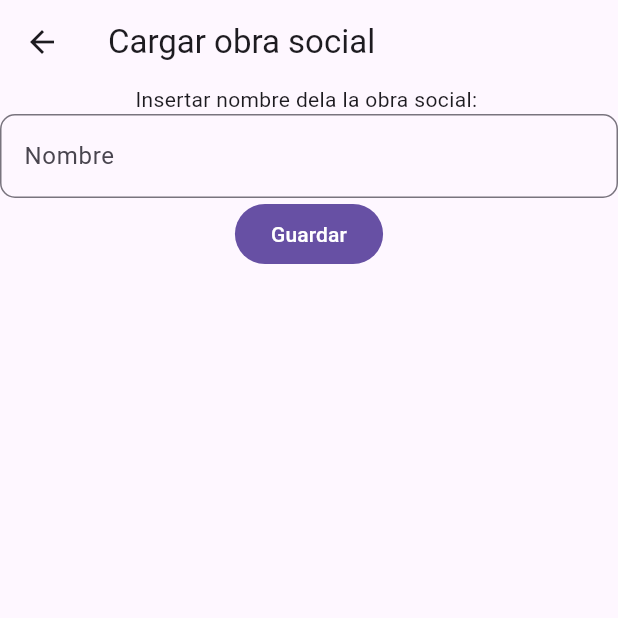
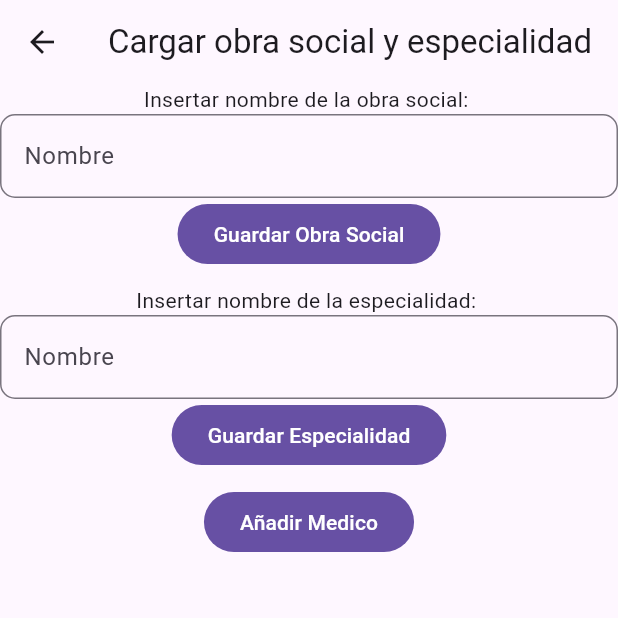
Before and after one commit to Sixela33/AutoGuard, a Flutter app: the screen it shows after launch, after a tap on "agregarObraSocial", on a phone screen of 412 x 824 dp, the top half of it. Run offline on Flutter 3.47's test engine with Material 3 defaults, Android fonts, the phone set to English and light mode, and no system bars; our stand-ins replace cloud_firestore, firebase_auth, firebase_core, flutter_dotenv, flutter_riverpod, go_router; missing offline and left inert: dart_openai; accounts and stored records are empty; network calls fail.

Commit message:
Agregando funcionalidades

```diff
--- a/lib/core/appRouter.dart
+++ b/lib/core/appRouter.dart
@@ -1,5 +1,6 @@
 import 'package:autoguard/presentation/screens/AgregarNevaObraSocial.dart';
 import 'package:autoguard/presentation/screens/AgregarObraSocialUsuario.dart';
+import 'package:autoguard/presentation/screens/ConsultarEspecialista.dart';
 import 'package:autoguard/presentation/screens/HomeScreen.dart';
 import 'package:autoguard/presentation/screens/LoginScreen.dart';
 import 'package:autoguard/presentation/screens/RegistrationScreen.dart';
@@ -28,5 +29,10 @@ final appRouter = GoRouter(
       path: '/login',
       builder: (context, state) => LoginScreen(),
     ),
-  ]
+    GoRoute(
+      path: '/especialista',
+      builder: (context, state) => ConsultarEspecialista()
+    )
+  ],
+
 );
--- a/lib/core/menu/menu_items.dart
+++ b/lib/core/menu/menu_items.dart
@@ -28,5 +28,11 @@ const List<MenuItem> menuItems = [
     icon: Icons.movie,
     link: '/login'
   ),
+  MenuItem(
+    title: "Consultar especialista",
+    subtitle: "Ya tu sabes",
+    icon: Icons.movie,
+    link: '/especialista'
+  ),
 
 ];
--- a/lib/main.dart
+++ b/lib/main.dart
@@ -1,14 +1,21 @@
 import 'package:autoguard/core/appRouter.dart';
+import 'package:dart_openai/dart_openai.dart';
 import 'package:flutter/material.dart';
 import 'package:firebase_core/firebase_core.dart';
+import 'package:flutter_dotenv/flutter_dotenv.dart';
 import 'package:flutter_riverpod/flutter_riverpod.dart';
 import 'firebase_options.dart';
 
 Future<void> main() async {
   WidgetsFlutterBinding.ensureInitialized();
+
+  await dotenv.load();
   await Firebase.initializeApp(
     options: DefaultFirebaseOptions.currentPlatform,
   );
+
+  OpenAI.apiKey = dotenv.env['OPEN_AI_API_KEY'] ?? '';
+
   runApp(ProviderScope(child: MainApp()));
 }
 
--- a/lib/presentation/providers/dbProvider.dart
+++ b/lib/presentation/providers/dbProvider.dart
@@ -63,6 +63,30 @@ class Database {
       throw e;
     }
   }
+
+  // GetObrasSociales
+
+  // Agregar Especialidad
+    Future<void> addEspecialidad(String nombreEspecialidad) async {
+    try {
+      String? userId = getCurrentUserId();
+      if (userId != null) {
+        DocumentReference docRef = _firestore.collection('especialidad').doc();
+        await docRef.set({
+          'id': docRef.id,
+          'nombre': nombreEspecialidad,
+      });
+      print('especialidad agregada con ID: ${docRef.id}');
+      } else {
+        throw Exception('Usuario no autenticado');
+      }
+    } catch (e) {
+      print('Error al agregar obra social: $e');
+      throw e;
+    }
+  }
+  // Get especialidades
+  //
 }
 
 final databaseNotifierProvider = StateNotifierProvider<DatabaseNotifier, Database>((ref) => DatabaseNotifier());
--- a/lib/presentation/screens/AgregarNevaObraSocial.dart
+++ b/lib/presentation/screens/AgregarNevaObraSocial.dart
@@ -18,6 +18,7 @@
   });
 
   final TextEditingController nombreNuevaObraSocial = TextEditingController();
+  final TextEditingController nombreNuevaEspecialidad = TextEditingController();
 
   @override
   Widget build(BuildContext context, ref) {
@@ -25,23 +26,45 @@
 
     return Scaffold(
       appBar: AppBar(
-        title: const Text("Cargar obra social"),),
+        title: const Text("Cargar obra social y especialidad"),
+      ),
       body: Column(
         children: [
-            const Text("Insertar nombre dela la obra social: "),
+          const Text("Insertar nombre de la obra social: "),
           TextField(
             controller: nombreNuevaObraSocial,
             decoration: const InputDecoration(
               hintText: 'Nombre',
-                border: OutlineInputBorder(borderRadius: BorderRadius.all(Radius.circular(10)))
+              border: OutlineInputBorder(
+                  borderRadius: BorderRadius.all(Radius.circular(10))),
             ),
           ),
           FilledButton(
             onPressed: () async {
               await databaseNotifier.addObraSocial(nombreNuevaObraSocial.text);
             },
-              child: Text("Guardar"))
-
+            child: const Text("Guardar Obra Social"),
+          ),
+          const SizedBox(height: 10),
+          const Text("Insertar nombre de la especialidad: "),
+          TextField(
+            controller: nombreNuevaEspecialidad,
+            decoration: const InputDecoration(
+              hintText: 'Nombre',
+              border: OutlineInputBorder(
+                  borderRadius: BorderRadius.all(Radius.circular(10))),
+            ),
+          ),
+          FilledButton(
+              onPressed: () async {
+                await databaseNotifier.addEspecialidad(nombreNuevaEspecialidad.text);
+              },
+              child: const Text("Guardar Especialidad"),
+          ),
+          const SizedBox(height: 10),
+          FilledButton(
+            onPressed: () {},
+            child: Text('Añadir Medico'))
         ],
       ),
     );
```
Also changed, not shown: lib/presentation/components/functions/consultarEspecialista.dart (added, +29 -0 lines), lib/presentation/screens/ConsultarEspecialista.dart (added, +65 -0 lines), pubspec.yaml (+6 -2 lines), pubspec.lock, 2 other files. Lines whose indentation alone changed are shown as unchanged.
